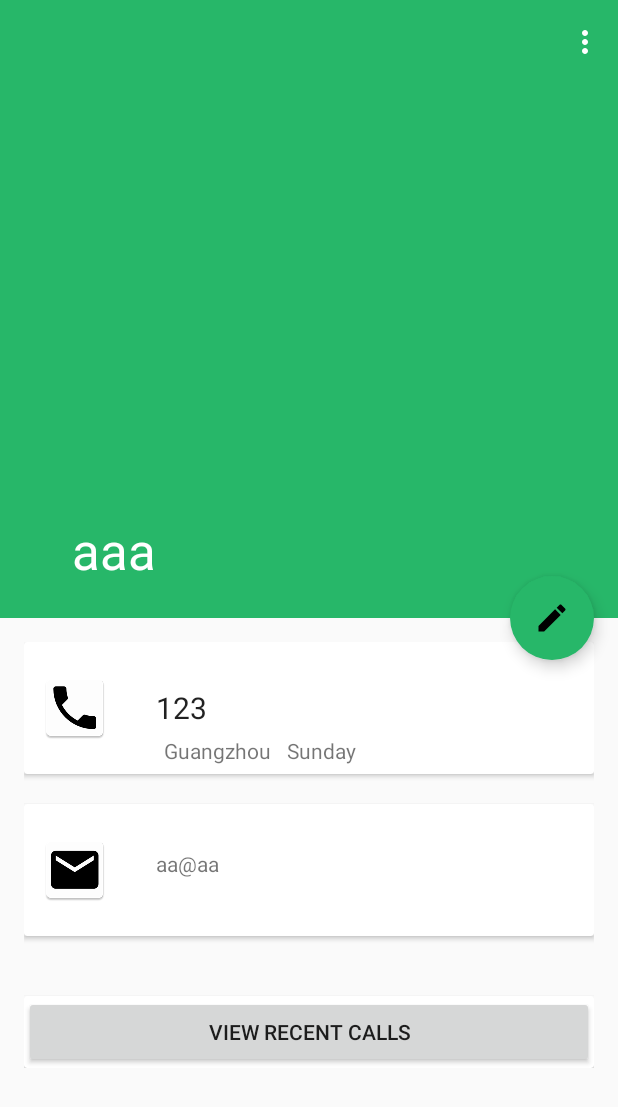
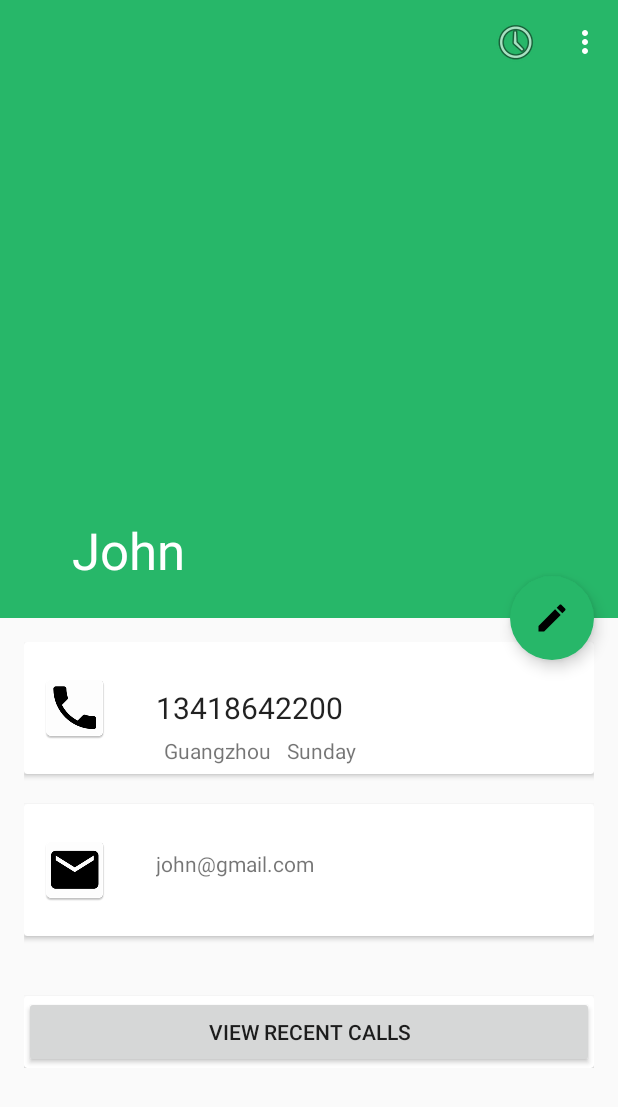
Before and after one commit to GregoryZeng/contact, an Android app: the ContactsinfoActivity screen opened directly, with no data from a screen before it, on a phone screen of 412 x 824 dp. Shown: the top 1107 px of the screen. Run offline under Robolectric (Android 15) with nearby library versions, the phone set to English and light mode, and no system bars; our stand-ins replace Picasso; libraries missing offline, so code that uses them is left out: android.support.v7, org.kymjs.kjframe; pictures from the network do not load; 1 statement that could not run was skipped.

Commit message:
merge Zhang's code to enable the jump from history page to contactinfo page

```diff
--- a/app/src/main/java/org/chenxinwen/micontacts/ContactsinfoActivity.java
+++ b/app/src/main/java/org/chenxinwen/micontacts/ContactsinfoActivity.java
@@ -25,6 +25,7 @@ import com.squareup.picasso.Callback;
 import com.squareup.picasso.Picasso;
 
 import org.chenxinwen.micontacts.bean.Contacts;
+import org.chenxinwen.micontacts.bean.RecordEntity;
 import org.chenxinwen.micontacts.fragment.ContactsFragment;
 import org.json.JSONArray;
 import org.json.JSONObject;
@@ -34,6 +35,7 @@ import org.w3c.dom.Text;
 import java.io.ByteArrayOutputStream;
 import java.io.IOException;
 import java.io.InputStream;
+import java.io.Serializable;
 import java.io.UnsupportedEncodingException;
 import java.net.HttpURLConnection;
 import java.net.URL;
@@ -187,6 +189,10 @@ public class ContactsinfoActivity extends AppCompatActivity {
         email_tv.setText(curr_contact.getEmail());
     }
 
+
+
+    private List<RecordEntity> EntityList=new ArrayList<>();
+
     @Override
     protected void onCreate(Bundle savedInstanceState) {
         super.onCreate(savedInstanceState);
@@ -203,11 +209,22 @@ public class ContactsinfoActivity extends AppCompatActivity {
         id = intent.getIntExtra("name", id);
 
         if (id == 0) {
+            EntityList=(List<RecordEntity>)intent.getSerializableExtra("List");
             curr_contact = new Contacts();
-            curr_contact.setName("aaa");
-            curr_contact.setNumber("123");
-            curr_contact.setEmail("aa@aa");
-            Toast.makeText(ContactsinfoActivity.this, "=0", Toast.LENGTH_LONG).show();
+
+            if(EntityList==null)
+            {
+                curr_contact.setName("John");
+                curr_contact.setNumber("13418642200");
+                curr_contact.setEmail("john@gmail.com");
+            }
+            else
+            {
+                curr_contact.setName(EntityList.get(0).getNumber());
+                curr_contact.setNumber(EntityList.get(0).getNumber());
+                curr_contact.setEmail("N/A");
+            }
+
         } else {
             curr_contact = db.find(id);
         }
@@ -313,11 +330,18 @@ public class ContactsinfoActivity extends AppCompatActivity {
                 return true;
             case R.id.action_addtag:
                 return true;
-            case R.id.action_SMS:
+            case R.id.action_SMS: {
                 Intent intent = new Intent(ContactsinfoActivity.this, ComfortMsgActivity.class);
                 intent.putExtra("phone", curr_contact.getNumber());
                 startActivity(intent);
                 return true;
+            }
+            case R.id.action_history: {
+                Intent intent = new Intent(ContactsinfoActivity.this, call_cluster.class);
+                intent.putExtra("List",(Serializable)EntityList);
+                startActivity(intent);
+                return true;
+            }
             default:
                 return super.onOptionsItemSelected(item);
 
--- a/app/src/main/java/org/chenxinwen/micontacts/MainActivity.java
+++ b/app/src/main/java/org/chenxinwen/micontacts/MainActivity.java
@@ -108,6 +108,10 @@ private static final String SAVE_PIC_PATH = Environment.getExternalStorageState(
         super.onCreate(savedInstanceState);
         setContentView(R.layout.activity_main);
         initView();
+
+//        FOR TEST ONLY
+//        Intent intent=new Intent(MainActivity.this,ComfortSMSAct.class);
+//        startActivity(intent);
     }
 
 
--- a/app/src/main/res/menu/menu_contactsinfo.xml
+++ b/app/src/main/res/menu/menu_contactsinfo.xml
@@ -2,13 +2,25 @@
     xmlns:app="http://schemas.android.com/apk/res-auto"
     xmlns:tools="http://schemas.android.com/tools"
     tools:context=".ContactsinfoActivity">
-    <item android:id="@+id/action_addtag"
+    <item
+        android:id="@+id/action_addtag"
+        android:icon="@android:drawable/ic_lock_lock"
         android:title="Add a Tag"
-        app:showAsAction="never"/>
-    <item android:id="@+id/action_blacklist"
+        app:showAsAction="never" />
+    <item
+        android:id="@+id/action_blacklist"
+        android:icon="@drawable/ic_person_black_24dp"
         android:title="Blacklist"
-        app:showAsAction="never"/>
-    <item android:id="@+id/action_SMS"
+        app:showAsAction="never" />
+    <item
+        android:id="@+id/action_SMS"
+        android:icon="@android:drawable/ic_menu_send"
         android:title="Send Comfort Texts"
-        app:showAsAction="never"/>
+        app:showAsAction="never" />
+    <item
+        android:id="@+id/action_history"
+        android:icon="@android:drawable/ic_menu_recent_history"
+        android:title="History"
+        app:showAsAction="ifRoom" />
+
 </menu>
--- a/app/src/main/res/values/dimens.xml
+++ b/app/src/main/res/values/dimens.xml
@@ -14,4 +14,5 @@
     <dimen name="elevation_low">9dp</dimen>
     <dimen name="elevation_high">12dp</dimen>
     <dimen name="status_bar_height">25dp</dimen>
+    <dimen name="appbar_padding_top">8dp</dimen>
 </resources>
--- a/app/src/main/res/values/strings.xml
+++ b/app/src/main/res/values/strings.xml
@@ -99,4 +99,6 @@
     <string name="yellow_page">黄页</string>
     <string name="title_activity_contactsinfo">ContactsinfoActivity</string>
     <string name="title_activity_comfort_msg">ComfortMsgActivity</string>
+    <string name="title_activity_comfort_sms">ComfortSMSAct</string>
+    <string name="section_format">Hello World from section: %1$d</string>
 </resources>
```
Also changed, not shown: app/src/main/AndroidManifest.xml (+5 -2 lines), app/src/main/java/org/chenxinwen/micontacts/ComfortMsgActivity.java (+14 -3 lines), app/src/main/java/org/chenxinwen/micontacts/ComfortSMSAct.java (added, +161 -0 lines), app/src/main/res/layout/activity_comfort_sms.xml (added, +44 -0 lines), app/src/main/res/layout/fragment_comfort_sm.xml (added, +16 -0 lines), app/src/main/res/menu/menu_comfort_sm.xml (added, +10 -0 lines).
